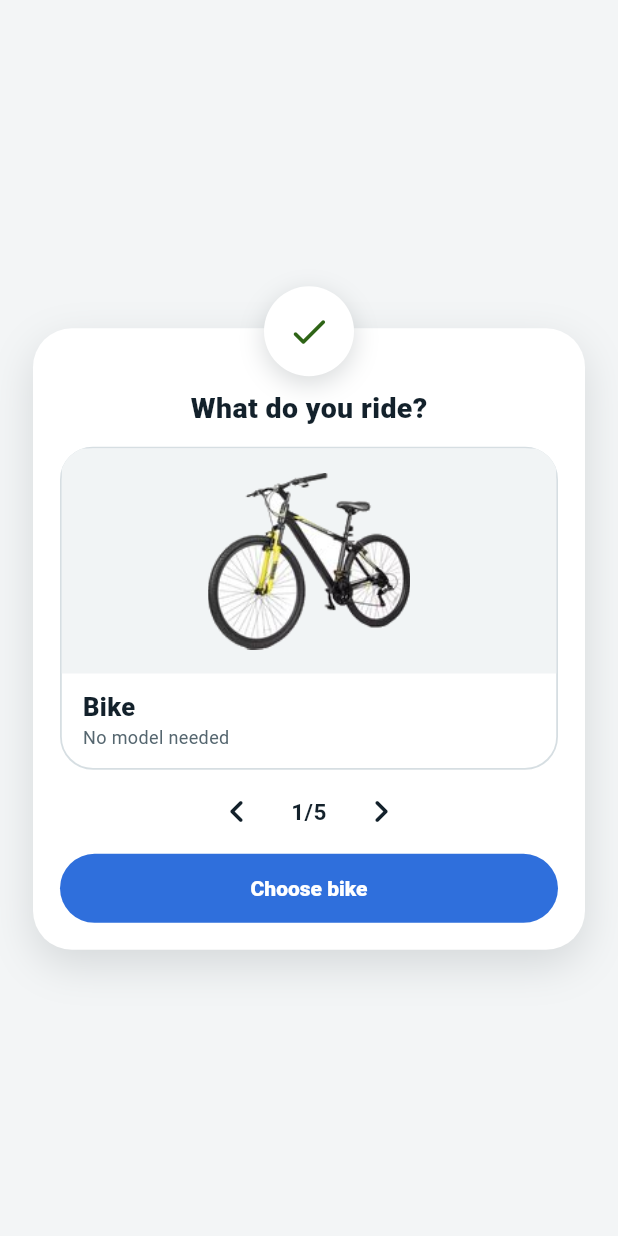
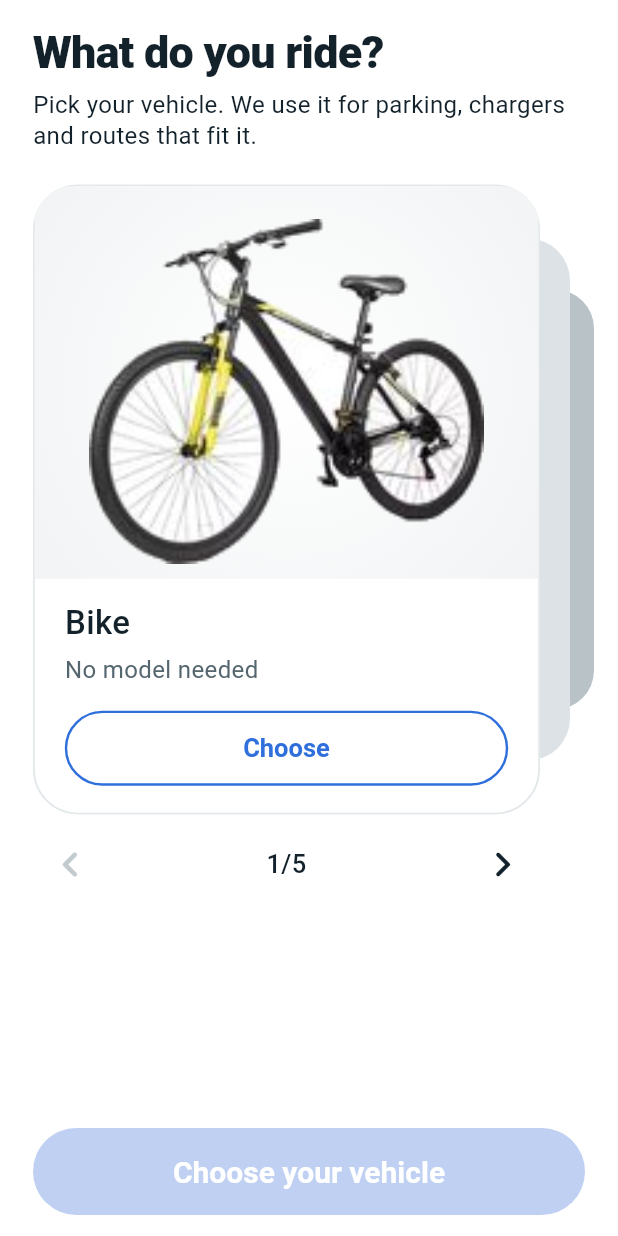
Before and after one commit to terminatoru86/mobility-app, a Flutter app: the _VehicleStep screen opened directly with empty values, on a phone screen of 412 x 824 dp. Run offline on Flutter 3.47's test engine with Material 3 defaults, Android fonts, the phone set to English and light mode, and no system bars; our stand-ins replace app_links, firebase_auth, firebase_core, flutter_map, flutter_secure_storage, flutter_svg and 9 more; missing offline and left inert: android_id, dart:ui_web, mobile_scanner, pmtiles, vector_map_tiles, vector_tile_renderer; accounts and stored records are empty; network calls fail; project files that could hold a hidden picture were left out.

Commit message:
Vehicle step as a full page like the product card deck: big title, stacked cards, picture filling the top, outlined Choose in the card, 1/5 with arrows under it, model with the info note, big blue Continue
Co-Authored-By: Claude Opus 5.5 <noreply@anthropic.com>
Claude-Session: https://claude.ai/code/session_01KRsFd3oRgPB21GrDGpUJJD

```diff
--- a/lib/widgets/signup.dart
+++ b/lib/widgets/signup.dart
@@ -34,12 +34,12 @@ Future<void> showSignupInvite(BuildContext context, AppState state) async {
   if (ok && context.mounted) await showVehicleStep(context, state);
 }
 
-/// After signing in: which vehicle do you ride? It cannot be skipped.
-Future<void> showVehicleStep(BuildContext context, AppState state) => showDialog<void>(
-      context: context,
-      barrierColor: _barrier,
-      barrierDismissible: false,
+/// After signing in: which vehicle do you ride? A full page; it cannot be skipped.
+Future<void> showVehicleStep(BuildContext context, AppState state) => Navigator.of(context).push<void>(
+      MaterialPageRoute(
+        fullscreenDialog: true,
         builder: (_) => PopScope(canPop: false, child: _VehicleStep(state: state)),
+      ),
     );
 
 class _Card extends StatelessWidget {
@@ -345,9 +345,11 @@ class _SignInCardState extends State<SignInCard> {
   }
 }
 
-/// Which vehicle do you ride? Like a product card: a big picture that changes by itself
-/// (and can be swiped), "1/4" with arrows under it, the Choose button, then the model
-/// (not for a bike: bikes have no model). No Skip.
+/// Which vehicle do you ride? A full page in the style of a product card deck:
+/// big title, one big card (more cards stacked behind it), the picture filling the top and
+/// changing by itself (swipe works too), the name and one line under it, an outlined
+/// "Choose" button in the card, "‹ 1/5 ›" under the card, then the model (not for a bike)
+/// and a big blue Continue at the bottom. No Skip.
 class _VehicleStep extends StatefulWidget {
   final AppState state;
   const _VehicleStep({required this.state});
@@ -389,122 +391,201 @@ class _VehicleStepState extends State<_VehicleStep> {
 
   void _go(int d) {
     _touched = true;
-    _pc.animateToPage((_i + d) % _vehicles.length, duration: const Duration(milliseconds: 300), curve: Curves.easeOut);
+    final n = _i + d;
+    if (n < 0 || n >= _vehicles.length) return;
+    _pc.animateToPage(n, duration: const Duration(milliseconds: 300), curve: Curves.easeOut);
   }
 
-  Future<void> _save(Vehicle v) async {
+  Future<void> _continue() async {
+    final v = _chosen;
+    if (v == null) return;
     await widget.state.saveVehicle(v, _hasModel(v) ? _model.text.trim() : '');
     if (mounted) Navigator.pop(context);
   }
 
-  void _choose() {
-    final v = _vehicles[_i];
-    _touched = true;
-    if (!_hasModel(v)) {
-      _save(v);
-      return;
-    }
-    setState(() => _chosen = v);
-  }
+  static String _line(Vehicle v) => switch (v) {
+        Vehicle.bike => 'No model needed',
+        Vehicle.ebike => 'Add the model for the right charger',
+        Vehicle.scooter => 'Add the model for the right charger',
+        Vehicle.moped => 'Add the model for service and parts',
+        Vehicle.moto => 'Add the model for service and parts',
+      };
+
+  static String _example(Vehicle v) => switch (v) {
+        Vehicle.ebike => 'Rad Power RadCity',
+        Vehicle.scooter => 'Segway Ninebot Max',
+        Vehicle.moped => 'Vespa Primavera',
+        Vehicle.moto => 'Honda CB500',
+        Vehicle.bike => '',
+      };
 
   @override
   Widget build(BuildContext context) {
     final v = _vehicles[_i];
     final chosen = _chosen;
-    return _Card(
-      badge: const Icon(Icons.check_rounded, color: AppColors.greenDark, size: 30),
-      children: [
-        const Text('What do you ride?', style: TextStyle(fontSize: 19, fontWeight: FontWeight.w800)),
-        const SizedBox(height: 12),
-        // the product card
-        Container(
+    final selectedHere = chosen == v;
+    final needsModel = chosen != null && _hasModel(chosen);
+    return Scaffold(
+      backgroundColor: Colors.white,
+      body: SafeArea(
+        child: Column(children: [
+          Expanded(
+            child: ListView(padding: const EdgeInsets.fromLTRB(22, 18, 22, 12), children: [
+              const Text('What do you ride?',
+                  style: TextStyle(fontSize: 30, fontWeight: FontWeight.w800, letterSpacing: -0.5, height: 1.1)),
+              const SizedBox(height: 8),
+              const Text('Pick your vehicle. We use it for parking, chargers and routes that fit it.',
+                  style: TextStyle(fontSize: 16, color: AppColors.ink, height: 1.3)),
+              const SizedBox(height: 22),
+              // the deck: two cards peeking out behind on the right, the big card in front
+              SizedBox(
+                height: 420,
+                child: Stack(clipBehavior: Clip.none, children: [
+                  Positioned(
+                    right: -6,
+                    top: 70,
+                    bottom: 70,
+                    width: 60,
+                    child: Container(
+                      decoration: BoxDecoration(color: const Color(0xFFB9C2C7), borderRadius: BorderRadius.circular(26)),
+                    ),
+                  ),
+                  Positioned(
+                    right: 10,
+                    top: 36,
+                    bottom: 36,
+                    width: 60,
+                    child: Container(
+                      decoration: BoxDecoration(color: const Color(0xFFDCE2E5), borderRadius: BorderRadius.circular(28)),
+                    ),
+                  ),
+                  Positioned.fill(
+                    right: 30,
+                    child: Container(
                       decoration: BoxDecoration(
                         color: Colors.white,
-            borderRadius: BorderRadius.circular(22),
-            border: Border.all(color: chosen != null ? AppColors.ink : AppColors.line, width: chosen != null ? 2 : 1.2),
+                        borderRadius: BorderRadius.circular(30),
+                        border: Border.all(
+                            color: selectedHere ? AppColors.blue : const Color(0xFFE3E8EA),
+                            width: selectedHere ? 2 : 1.2),
                       ),
                       clipBehavior: Clip.antiAlias,
-          child: Column(children: [
-            Container(
-              height: 150,
-              color: AppColors.paper,
+                      child: Column(crossAxisAlignment: CrossAxisAlignment.start, children: [
+                        // the picture, filling the top
+                        Expanded(
+                          child: DecoratedBox(
+                            decoration: const BoxDecoration(
+                              gradient: RadialGradient(
+                                radius: 0.9,
+                                colors: [Colors.white, Color(0xFFF0F2F3)],
+                              ),
+                            ),
                             child: Listener(
                               onPointerDown: (_) => _touched = true,
                               child: PageView.builder(
                                 controller: _pc,
-                  physics: chosen != null ? const NeverScrollableScrollPhysics() : null,
                                 itemCount: _vehicles.length,
-                  onPageChanged: (i) => setState(() => _i = i),
+                                onPageChanged: (i) => setState(() {
+                                  _i = i;
+                                  _why = false;
+                                }),
                                 itemBuilder: (_, i) => Padding(
-                    padding: const EdgeInsets.all(16),
+                                  padding: const EdgeInsets.fromLTRB(18, 22, 18, 10),
                                   child: Image.asset(_vehicles[i].asset, fit: BoxFit.contain),
                                 ),
                               ),
                             ),
                           ),
+                        ),
                         Padding(
-              padding: const EdgeInsets.fromLTRB(14, 10, 14, 12),
-              child: Row(children: [
-                Expanded(
+                          padding: const EdgeInsets.fromLTRB(20, 14, 20, 18),
                           child: Column(crossAxisAlignment: CrossAxisAlignment.start, children: [
-                    Text(v.label, style: const TextStyle(fontSize: 17, fontWeight: FontWeight.w800)),
-                    Text(_hasModel(v) ? 'Add the model after you choose' : 'No model needed',
-                        style: const TextStyle(fontSize: 12, color: AppColors.soft)),
-                  ]),
+                            Text(v.label, style: const TextStyle(fontSize: 22, fontWeight: FontWeight.w500)),
+                            const SizedBox(height: 4),
+                            Text(_line(v), style: const TextStyle(fontSize: 16, color: AppColors.soft)),
+                            const SizedBox(height: 16),
+                            SizedBox(
+                              width: double.infinity,
+                              height: 50,
+                              child: selectedHere
+                                  ? FilledButton.icon(
+                                      onPressed: null,
+                                      icon: const Icon(Icons.check_rounded),
+                                      label: Text('${v.label} chosen'),
+                                      style: FilledButton.styleFrom(
+                                        disabledBackgroundColor: const Color(0xFFE6EEFB),
+                                        disabledForegroundColor: AppColors.blue,
+                                        shape: const StadiumBorder(),
+                                        textStyle: const TextStyle(fontSize: 17, fontWeight: FontWeight.w600),
                                       ),
-                if (chosen != null) const Icon(Icons.check_circle, color: AppColors.green),
+                                    )
+                                  : OutlinedButton(
+                                      onPressed: () => setState(() {
+                                        _touched = true;
+                                        _chosen = v;
+                                      }),
+                                      style: OutlinedButton.styleFrom(
+                                        foregroundColor: AppColors.blue,
+                                        side: const BorderSide(color: AppColors.blue, width: 1.6),
+                                        shape: const StadiumBorder(),
+                                        textStyle: const TextStyle(fontSize: 17, fontWeight: FontWeight.w600),
+                                      ),
+                                      child: const Text('Choose'),
+                                    ),
+                            ),
                           ]),
                         ),
                       ]),
                     ),
-        // 1/5 with arrows
-        if (chosen == null)
+                  ),
+                ]),
+              ),
+              // ‹ 1/5 ›
               Padding(
-            padding: const EdgeInsets.symmetric(vertical: 4),
-            child: Row(mainAxisAlignment: MainAxisAlignment.center, children: [
+                padding: const EdgeInsets.only(top: 8, right: 30),
+                child: Row(children: [
                   IconButton(
-                onPressed: () => _go(-1),
-                icon: const Icon(Icons.chevron_left_rounded, size: 30),
+                    onPressed: _i == 0 ? null : () => _go(-1),
+                    icon: const Icon(Icons.chevron_left_rounded, size: 34),
                     color: AppColors.ink,
+                    disabledColor: const Color(0xFFC3CBCF),
                   ),
-              SizedBox(
-                width: 48,
+                  Expanded(
                     child: Text('${_i + 1}/${_vehicles.length}',
-                    textAlign: TextAlign.center, style: const TextStyle(fontSize: 15, fontWeight: FontWeight.w600)),
+                        textAlign: TextAlign.center, style: const TextStyle(fontSize: 17, fontWeight: FontWeight.w500)),
                   ),
                   IconButton(
-                onPressed: () => _go(1),
-                icon: const Icon(Icons.chevron_right_rounded, size: 30),
+                    onPressed: _i == _vehicles.length - 1 ? null : () => _go(1),
+                    icon: const Icon(Icons.chevron_right_rounded, size: 34),
                     color: AppColors.ink,
+                    disabledColor: const Color(0xFFC3CBCF),
                   ),
                 ]),
-          )
-        else
-          const SizedBox(height: 12),
-        if (chosen == null) ...[
-          _pill('Choose ${v.label.toLowerCase()}', AppColors.blue, Colors.white, _choose),
+              ),
+              // the model: e-bike, scooter, moped, motorcycle
+              if (needsModel) ...[
                 const SizedBox(height: 10),
-        ] else ...[
-          // the model (scooter, moped, motorcycle, e-bike)
+                Text('${chosen.label} model', style: const TextStyle(fontSize: 15, fontWeight: FontWeight.w800)),
+                const SizedBox(height: 8),
                 Row(children: [
-            Expanded(child: _input(_model, 'Model, e.g. ${_example(chosen)}', TextInputType.text)),
+                  Expanded(child: _input(_model, 'e.g. ${_example(chosen)}', TextInputType.text)),
                   if (_model.text.trim().isEmpty) ...[
-              const SizedBox(width: 8),
+                    const SizedBox(width: 10),
                     InkWell(
                       customBorder: const CircleBorder(),
                       onTap: () => setState(() => _why = !_why),
                       child: Container(
-                  width: 30,
-                  height: 30,
+                        width: 34,
+                        height: 34,
                         decoration: BoxDecoration(
                           shape: BoxShape.circle,
-                    border: Border.all(color: AppColors.blue, width: 1.6),
+                          border: Border.all(color: AppColors.blue, width: 1.8),
                           color: _why ? AppColors.blue : Colors.white,
                         ),
                         alignment: Alignment.center,
                         child: Text('i',
                             style: TextStyle(
-                          fontSize: 15,
+                                fontSize: 17,
                                 fontWeight: FontWeight.w800,
                                 fontStyle: FontStyle.italic,
                                 color: _why ? Colors.white : AppColors.blue)),
@@ -514,36 +595,41 @@ class _VehicleStepState extends State<_VehicleStep> {
                 ]),
                 if (_why && _model.text.trim().isEmpty)
                   Container(
-              margin: const EdgeInsets.only(top: 8),
-              padding: const EdgeInsets.all(10),
-              decoration: BoxDecoration(color: const Color(0xFFEAF1FD), borderRadius: BorderRadius.circular(12)),
+                    margin: const EdgeInsets.only(top: 10),
+                    padding: const EdgeInsets.all(12),
+                    decoration: BoxDecoration(color: const Color(0xFFEAF1FD), borderRadius: BorderRadius.circular(14)),
                     child: const Text(
                       'The model helps us show the right charging plugs, GPS settings and service suggestions, '
                       'and connect you better with the shops and services in your city.',
-                style: TextStyle(fontSize: 12, color: AppColors.primary, height: 1.35),
+                      style: TextStyle(fontSize: 13.5, color: AppColors.primary, height: 1.35),
                     ),
                   ),
-          const SizedBox(height: 10),
-          _pill('Done', AppColors.ink, Colors.white, () => _save(chosen)),
-          TextButton(
-            onPressed: () => setState(() {
-              _chosen = null;
-              _why = false;
-            }),
-            child: const Text('Pick another', style: TextStyle(fontWeight: FontWeight.w800, color: AppColors.slate)),
+              ],
+            ]),
           ),
-        ],
-      ],
+          // the big blue button at the bottom
+          Padding(
+            padding: const EdgeInsets.fromLTRB(22, 4, 22, 14),
+            child: SizedBox(
+              width: double.infinity,
+              height: 58,
+              child: FilledButton(
+                onPressed: chosen == null ? null : _continue,
+                style: FilledButton.styleFrom(
+                  backgroundColor: AppColors.blue,
+                  disabledBackgroundColor: const Color(0xFFBFD0F2),
+                  disabledForegroundColor: Colors.white,
+                  shape: const StadiumBorder(),
+                  textStyle: const TextStyle(fontSize: 20, fontWeight: FontWeight.w700),
+                ),
+                child: Text(chosen == null ? 'Choose your vehicle' : 'Continue with ${chosen.label.toLowerCase()}'),
+              ),
+            ),
+          ),
+        ]),
+      ),
     );
   }
-
-  static String _example(Vehicle v) => switch (v) {
-        Vehicle.ebike => 'Rad Power RadCity',
-        Vehicle.scooter => 'Segway Ninebot Max',
-        Vehicle.moped => 'Vespa Primavera',
-        Vehicle.moto => 'Honda CB500',
-        Vehicle.bike => '',
-      };
 }
 
 /// The Google "G" in its four colours (drawn, no image file).
```
Lines whose indentation alone changed are shown as unchanged.
